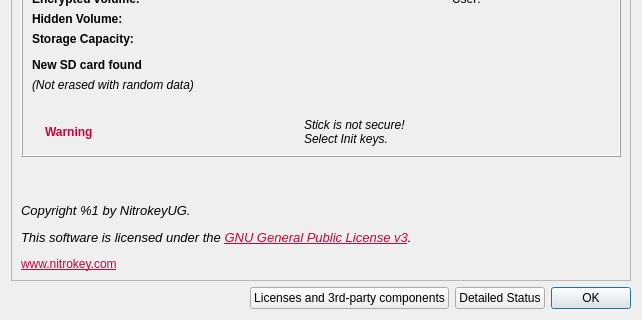
Before: the Qt Designer form src/ui/aboutdialog.ui in Nitrokey/nitrokey-app, drawn with Qt 5; both pictures show x 0 to 642 and y 370 to 690 of the 642 by 690 pixel window.
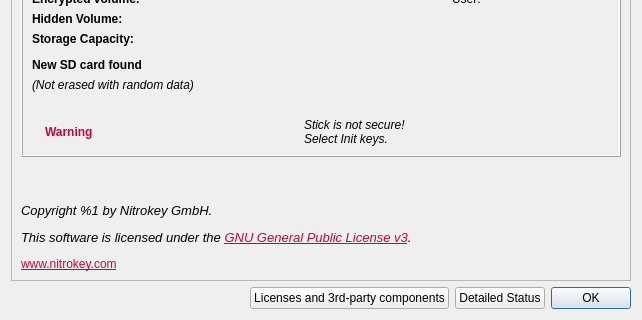
After: the same form once the commit is applied. Icons and pictures are not drawn.

Commit message: UI: update company name to Nitrokey GmbH

```diff
--- a/src/ui/aboutdialog.ui
+++ b/src/ui/aboutdialog.ui
@@ -700,7 +700,7 @@
          <enum>Qt::StrongFocus</enum>
         </property>
         <property name="text">
-         <string>&lt;html&gt;&lt;head/&gt;&lt;body&gt;&lt;p&gt;&lt;span style=&quot; font-size:10pt; font-style:italic;&quot;&gt;Copyright %1 by NitrokeyUG. &lt;/span&gt;&lt;/p&gt;&lt;p&gt;&lt;span style=&quot; font-size:10pt; font-style:italic;&quot;&gt;This software is licensed under the &lt;/span&gt;&lt;a href=&quot;https://www.gnu.org/licenses/&quot;&gt;&lt;span style=&quot; font-size:10pt; font-style:italic; text-decoration: underline; color:#c80636;&quot;&gt;GNU General Public License v3&lt;/span&gt;&lt;/a&gt;&lt;span style=&quot; font-size:10pt; font-style:italic;&quot;&gt;.&lt;/span&gt;&lt;/p&gt;&lt;p&gt;&lt;a href=&quot;https://nitrokey.com&quot;&gt;&lt;span style=&quot; text-decoration: underline; color:#c80636;&quot;&gt;www.nitrokey.com&lt;/span&gt;&lt;/a&gt;&lt;/p&gt;&lt;/body&gt;&lt;/html&gt;</string>
+         <string>&lt;html&gt;&lt;head/&gt;&lt;body&gt;&lt;p&gt;&lt;span style=&quot; font-size:10pt; font-style:italic;&quot;&gt;Copyright %1 by Nitrokey GmbH. &lt;/span&gt;&lt;/p&gt;&lt;p&gt;&lt;span style=&quot; font-size:10pt; font-style:italic;&quot;&gt;This software is licensed under the &lt;/span&gt;&lt;a href=&quot;https://www.gnu.org/licenses/&quot;&gt;&lt;span style=&quot; font-size:10pt; font-style:italic; text-decoration: underline; color:#c80636;&quot;&gt;GNU General Public License v3&lt;/span&gt;&lt;/a&gt;&lt;span style=&quot; font-size:10pt; font-style:italic;&quot;&gt;.&lt;/span&gt;&lt;/p&gt;&lt;p&gt;&lt;a href=&quot;https://nitrokey.com&quot;&gt;&lt;span style=&quot; text-decoration: underline; color:#c80636;&quot;&gt;www.nitrokey.com&lt;/span&gt;&lt;/a&gt;&lt;/p&gt;&lt;/body&gt;&lt;/html&gt;</string>
         </property>
         <property name="alignment">
          <set>Qt::AlignLeading|Qt::AlignLeft|Qt::AlignTop</set>
```
The commit also changes 6 other files.
